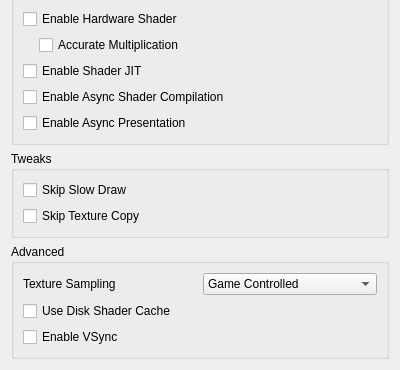
This is src/citra_qt/configuration/configure_graphics.ui in yeager/Borked3DS as Qt 5 draws it before an edit; both pictures show x 0 to 400 and y 174 to 544 of the 400 by 544 pixel window. The edited form follows.
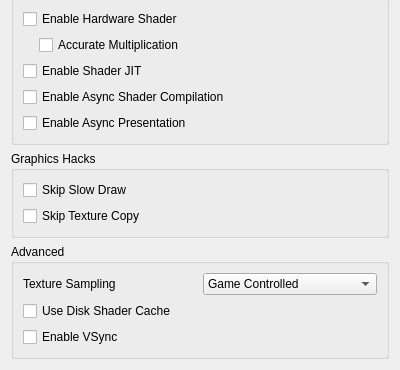
This is the edited form.

Commit message: Rename Tweaks labels as Hacks

```diff
--- a/src/citra_qt/configuration/configure_graphics.ui
+++ b/src/citra_qt/configuration/configure_graphics.ui
@@ -237,7 +237,7 @@
    <item>
     <widget class="QGroupBox" name="tweaksBox">
      <property name="title">
-      <string>Tweaks</string>
+      <string>Graphics Hacks</string>
      </property>
      <layout class="QVBoxLayout" name="verticalLayout_8">
       <item>
```
The commit also changes 2 other files.
